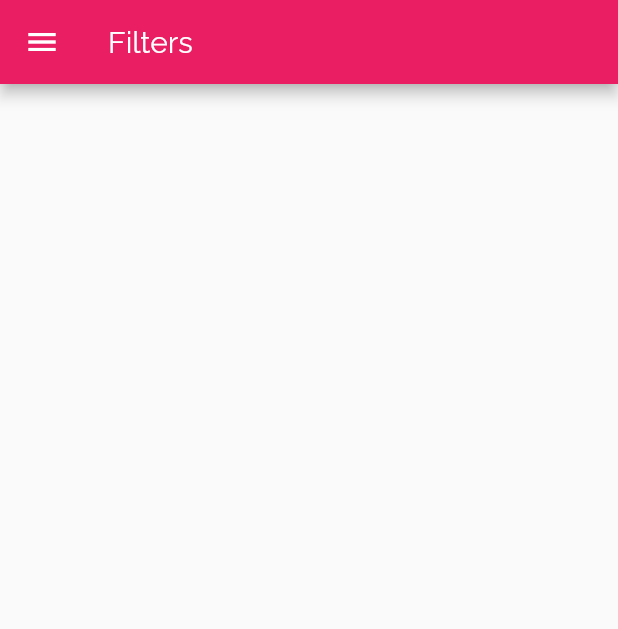
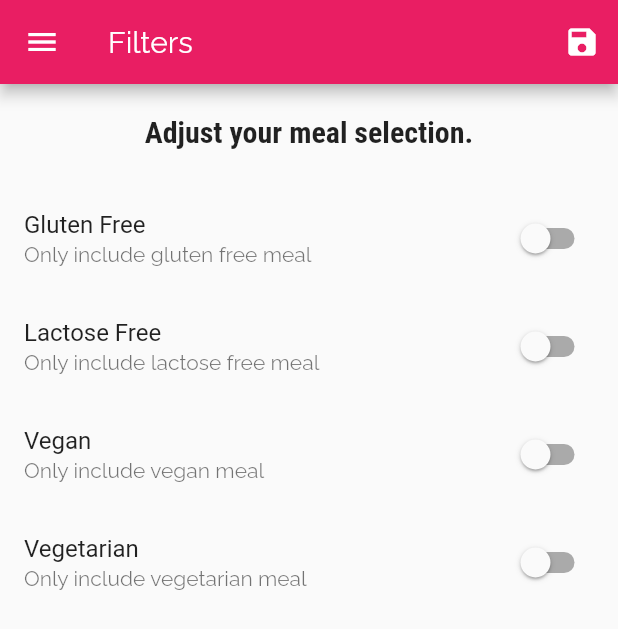
Before and after one commit to santoshmahat/food_recipes_app_with_flutter, a Flutter app: the FilterScreen screen opened by its route, on a phone screen of 412 x 824 dp. Shown: the top 629 px of the screen. Run offline on Flutter 3.47's test engine with Material 2 defaults, Android fonts, the phone set to English and light mode, and no system bars.

Commit message:
added Filter screen with multiple filter choice functionality of meals

```diff
--- a/lib/main.dart
+++ b/lib/main.dart
@@ -1,3 +1,5 @@
+import 'package:ecommerce_app/dummy_data.dart';
+import 'package:ecommerce_app/models/Meal.dart';
 import 'package:ecommerce_app/screens/categories_screen.dart';
 import 'package:ecommerce_app/screens/category_meals_screen.dart';
 import 'package:ecommerce_app/screens/filters_screen.dart';
@@ -7,8 +9,47 @@ import 'package:flutter/material.dart';
 
 void main() => runApp(MyApp());
 
-class MyApp extends StatelessWidget {
+class MyApp extends StatefulWidget {
   // This widget is the root of your application.
+
+  @override
+  _MyAppState createState() => _MyAppState();
+}
+
+class _MyAppState extends State<MyApp> {
+  Map<String, bool> _filters = {
+    "gluten": false,
+    "lactose": false,
+    "vegan": false,
+    "vegeterian": false
+  };
+
+  List<Meal> _availableMeals = DUMMY_MEALS;
+
+  _setFilters(Map<String, bool> filtersData) {
+    print(filtersData);
+    setState(() {
+      _filters = filtersData;
+      _availableMeals = DUMMY_MEALS.where((meal) {
+        if (_filters['gluten'] && !meal.isGlutenFree) {
+          return false;
+        }
+        if (_filters['lactose'] && !meal.isLactoseFree) {
+          return false;
+        }
+        if (_filters['vegan'] && !meal.isVegan) {
+          return false;
+        }
+        if (_filters['vegeterian'] && !meal.isVegetarian) {
+          return false;
+        }
+        return true;
+      }).toList();
+    });
+
+    print(_availableMeals);
+  }
+
   @override
   Widget build(BuildContext context) {
     return MaterialApp(
@@ -30,9 +71,10 @@ class MyApp extends StatelessWidget {
       initialRoute: "/",
       routes: {
         "/": (_) => TabsScreen(),
-        CategoryMealScreen.routeName: (_) => CategoryMealScreen(),
+        CategoryMealScreen.routeName: (_) =>
+            CategoryMealScreen(_availableMeals),
         MealDetail.routeName: (_) => MealDetail(),
-        FilterScreen.routeName: (_) => FilterScreen(),
+        FilterScreen.routeName: (_) => FilterScreen(_filters, _setFilters),
       },
 
       // like 404 page not found
--- a/lib/screens/category_meals_screen.dart
+++ b/lib/screens/category_meals_screen.dart
@@ -1,16 +1,21 @@
-import 'package:ecommerce_app/dummy_data.dart';
+import 'package:ecommerce_app/models/Meal.dart';
 import 'package:ecommerce_app/widgets/meal_item.dart';
 import 'package:flutter/material.dart';
 
 class CategoryMealScreen extends StatelessWidget {
   static const routeName = 'category-meals';
+
+  final List<Meal> availableMeals;
+
+  CategoryMealScreen(this.availableMeals);
+
   Widget build(BuildContext context) {
     final routeArgs =
         ModalRoute.of(context).settings.arguments as Map<String, String>;
     final catTitle = routeArgs['title'];
     final catId = routeArgs['id'];
 
-    final catMeals = DUMMY_MEALS.where((meal) {
+    final catMeals = availableMeals.where((meal) {
       return meal.categories.contains(catId);
     }).toList();
     return Scaffold(
--- a/lib/screens/filters_screen.dart
+++ b/lib/screens/filters_screen.dart
@@ -1,15 +1,109 @@
 import 'package:ecommerce_app/widgets/main_drawer.dart';
 import 'package:flutter/material.dart';
 
-class FilterScreen extends StatelessWidget {
+class FilterScreen extends StatefulWidget {
   static final routeName = '/filters';
+
+  final Function saveFilters;
+  final Map<String, bool> filters;
+
+  FilterScreen(this.filters, this.saveFilters);
+  @override
+  _FilterScreenState createState() => _FilterScreenState();
+}
+
+class _FilterScreenState extends State<FilterScreen> {
+  var _isGlutenFree = false;
+
+  var _isLactoseFree = false;
+
+  var _isVegan = false;
+
+  var _isVegetarian = false;
+
+  @override
+  initState() {
+    print('${widget.filters}');
+    _isGlutenFree = widget.filters["gluten"];
+    _isLactoseFree = widget.filters["lactose"];
+    _isVegan = widget.filters["vegan"];
+    _isVegetarian = widget.filters["vegeterian"];
+    super.initState();
+  }
+
+  Widget _buildSwitchListTile(title, subtitle, value, onChanged) {
+    return SwitchListTile(
+      title: Text(
+        title,
+      ),
+      subtitle: Text(subtitle),
+      value: value,
+      onChanged: onChanged,
+    );
+  }
+
   @override
   Widget build(BuildContext context) {
     return Scaffold(
       appBar: AppBar(
         title: Text("Filters"),
+        actions: <Widget>[
+          IconButton(
+            icon: Icon(Icons.save),
+            onPressed: () {
+              var selectedFilters = {
+                "gluten": _isGlutenFree,
+                "lactose": _isLactoseFree,
+                "vegan": _isVegan,
+                "vegeterian": _isVegetarian
+              };
+              widget.saveFilters(selectedFilters);
+            },
+          )
+        ],
       ),
       drawer: MainDrawer(),
+      body: Column(
+        children: <Widget>[
+          Container(
+            padding: EdgeInsets.all(20),
+            child: Text("Adjust your meal selection.",
+                style: Theme.of(context).textTheme.title),
+          ),
+          SizedBox(height: 4),
+          Expanded(
+            child: ListView(
+              children: <Widget>[
+                _buildSwitchListTile("Gluten Free",
+                    "Only include gluten free meal", _isGlutenFree, (value) {
+                  setState(() {
+                    _isGlutenFree = value;
+                  });
+                }),
+                _buildSwitchListTile("Lactose Free",
+                    "Only include lactose free meal", _isLactoseFree, (value) {
+                  setState(() {
+                    _isLactoseFree = value;
+                  });
+                }),
+                _buildSwitchListTile(
+                    "Vegan", "Only include vegan meal", _isVegan, (value) {
+                  setState(() {
+                    _isVegan = value;
+                  });
+                }),
+                _buildSwitchListTile(
+                    "Vegetarian", "Only include vegetarian meal", _isVegetarian,
+                    (value) {
+                  setState(() {
+                    _isVegetarian = value;
+                  });
+                })
+              ],
+            ),
+          )
+        ],
+      ),
     );
   }
 }
--- a/lib/widgets/main_drawer.dart
+++ b/lib/widgets/main_drawer.dart
@@ -1,4 +1,3 @@
-import 'package:ecommerce_app/screens/categories_screen.dart';
 import 'package:ecommerce_app/screens/filters_screen.dart';
 import 'package:flutter/material.dart';
 
```
